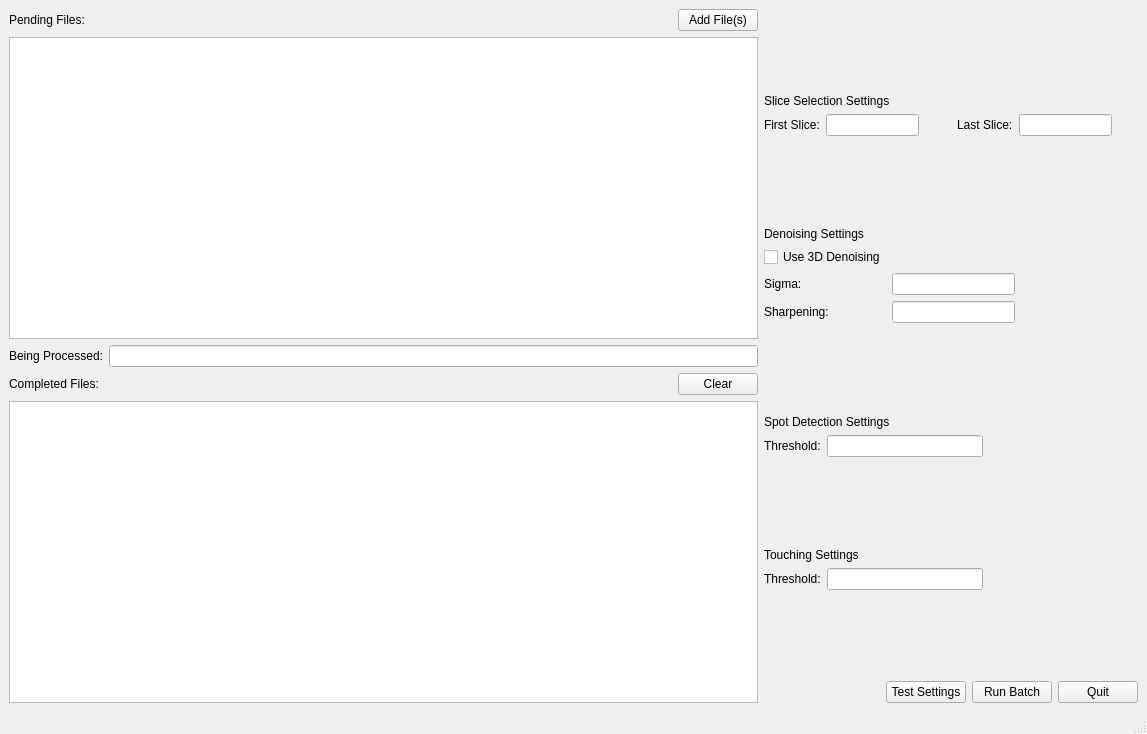
Above: findSpotsTool.ui from StathopoulosLab/find_spots before the change. Below: the same form after it.
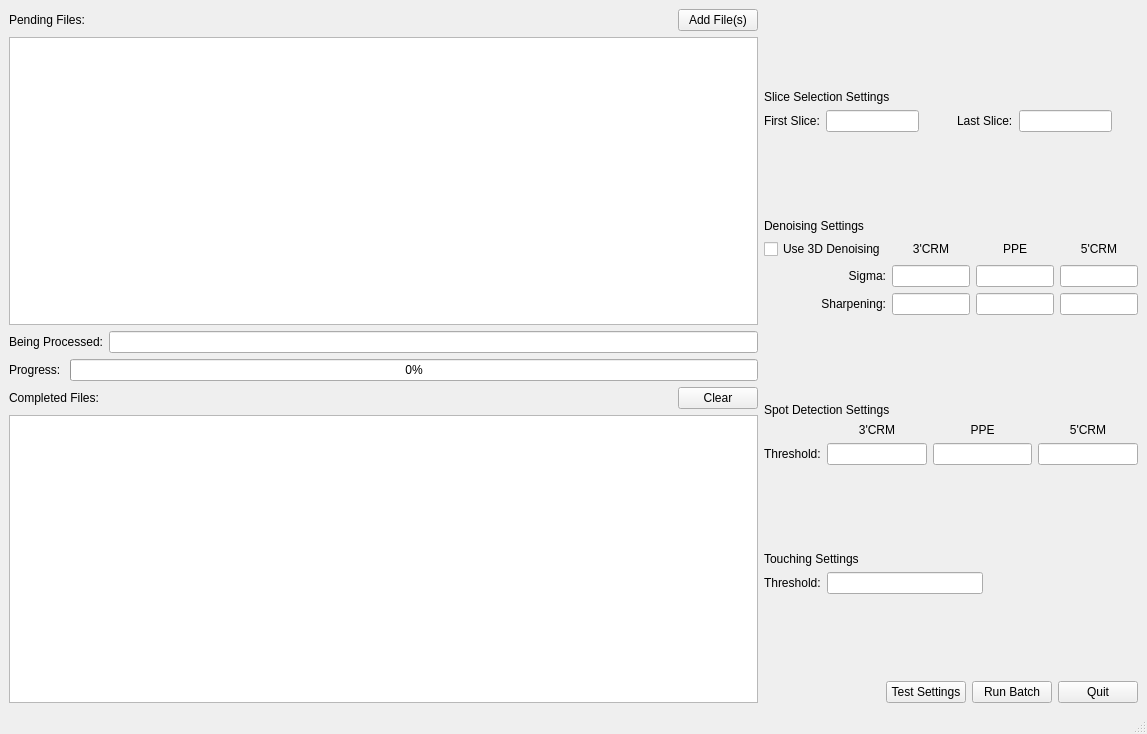
That is the form after the change.

```diff
--- a/findSpotsTool.ui
+++ b/findSpotsTool.ui
@@ -69,6 +69,24 @@
         </item>
        </layout>
       </item>
+      <item>
+       <layout class="QHBoxLayout" name="progressBarHorizontalLayout">
+        <item>
+         <widget class="QLabel" name="progressBarLabel">
+          <property name="text">
+           <string>Progress: </string>
+          </property>
+         </widget>
+        </item>
+        <item>
+         <widget class="QProgressBar" name="progressBar">
+          <property name="value">
+           <number>0</number>
+          </property>
+         </widget>
+        </item>
+       </layout>
+      </item>
       <item>
        <layout class="QHBoxLayout" name="completedFilesHorizontalLayout">
         <item>
@@ -207,11 +225,14 @@
           </property>
          </widget>
         </item>
-        <item row="3" column="0">
+        <item row="4" column="0">
          <widget class="QLabel" name="sharpenLabel">
           <property name="text">
            <string>Sharpening:</string>
           </property>
+          <property name="alignment">
+           <set>Qt::AlignRight|Qt::AlignTrailing|Qt::AlignVCenter</set>
+          </property>
          </widget>
         </item>
         <item row="1" column="0">
@@ -221,65 +242,87 @@
           </property>
          </widget>
         </item>
-        <item row="2" column="0">
+        <item row="1" column="2">
+         <widget class="QLabel" name="denoisePPELabel">
+          <property name="text">
+           <string>PPE</string>
+          </property>
+          <property name="alignment">
+           <set>Qt::AlignCenter</set>
+          </property>
+         </widget>
+        </item>
+        <item row="3" column="2">
+         <widget class="QLineEdit" name="sigmaPPELineEdit">
+          <property name="alignment">
+           <set>Qt::AlignCenter</set>
+          </property>
+         </widget>
+        </item>
+        <item row="3" column="0">
          <widget class="QLabel" name="sigmaLabel">
           <property name="text">
            <string>Sigma:</string>
           </property>
-         </widget>
-        </item>
-        <item row="3" column="1">
-         <widget class="QLineEdit" name="sharpenLineEdit">
           <property name="alignment">
-           <set>Qt::AlignCenter</set>
+           <set>Qt::AlignRight|Qt::AlignTrailing|Qt::AlignVCenter</set>
           </property>
          </widget>
         </item>
         <item row="1" column="1">
-         <spacer name="horizontalSpacer_2">
-          <property name="orientation">
-           <enum>Qt::Horizontal</enum>
+         <widget class="QLabel" name="denoise3CRMLabel">
+          <property name="text">
+           <string>3'CRM</string>
           </property>
-          <property name="sizeHint" stdset="0">
-           <size>
-            <width>40</width>
-            <height>20</height>
-           </size>
+          <property name="alignment">
+           <set>Qt::AlignCenter</set>
           </property>
-         </spacer>
+         </widget>
         </item>
-        <item row="2" column="1">
-         <widget class="QLineEdit" name="lineEdit">
+        <item row="4" column="1">
+         <widget class="QLineEdit" name="sharpen3CRMLineEdit">
           <property name="alignment">
            <set>Qt::AlignCenter</set>
           </property>
          </widget>
         </item>
-        <item row="2" column="2">
-         <spacer name="sigmaHorizontalSpacer">
-          <property name="orientation">
-           <enum>Qt::Horizontal</enum>
+        <item row="3" column="1">
+         <widget class="QLineEdit" name="sigma3CRMLineEdit">
+          <property name="alignment">
+           <set>Qt::AlignCenter</set>
           </property>
-          <property name="sizeHint" stdset="0">
-           <size>
-            <width>40</width>
-            <height>20</height>
-           </size>
+         </widget>
+        </item>
+        <item row="4" column="2">
+         <widget class="QLineEdit" name="sharpenPPELineEdit">
+          <property name="alignment">
+           <set>Qt::AlignCenter</set>
           </property>
-         </spacer>
+         </widget>
         </item>
-        <item row="3" column="2">
-         <spacer name="sharpenHorizontalSpacer">
-          <property name="orientation">
-           <enum>Qt::Horizontal</enum>
+        <item row="4" column="3">
+         <widget class="QLineEdit" name="sharpen5CRMLineEdit">
+          <property name="alignment">
+           <set>Qt::AlignCenter</set>
           </property>
-          <property name="sizeHint" stdset="0">
-           <size>
-            <width>40</width>
-            <height>20</height>
-           </size>
+         </widget>
+        </item>
+        <item row="3" column="3">
+         <widget class="QLineEdit" name="sigma5CRMLineEdit">
+          <property name="alignment">
+           <set>Qt::AlignCenter</set>
           </property>
-         </spacer>
+         </widget>
+        </item>
+        <item row="1" column="3">
+         <widget class="QLabel" name="denoise5CRMLabel">
+          <property name="text">
+           <string>5'CRM</string>
+          </property>
+          <property name="alignment">
+           <set>Qt::AlignCenter</set>
+          </property>
+         </widget>
         </item>
        </layout>
       </item>
@@ -298,15 +341,21 @@
       </item>
       <item>
        <layout class="QGridLayout" name="spotDetectionGridLayout">
-        <item row="1" column="0">
-         <widget class="QLabel" name="spotDetectionThresholdLabel">
+        <item row="2" column="3">
+         <widget class="QLabel" name="spotDetection5CRMLabel">
           <property name="text">
-           <string>Threshold:</string>
+           <string>5'CRM</string>
+          </property>
+          <property name="alignment">
+           <set>Qt::AlignCenter</set>
           </property>
          </widget>
         </item>
-        <item row="1" column="1">
-         <widget class="QLineEdit" name="spotDetectionThresholdLineEdit">
+        <item row="2" column="2">
+         <widget class="QLabel" name="spotDetectionPPELabel">
+          <property name="text">
+           <string>PPE</string>
+          </property>
           <property name="alignment">
            <set>Qt::AlignCenter</set>
           </property>
@@ -319,18 +368,43 @@
           </property>
          </widget>
         </item>
-        <item row="1" column="2">
-         <spacer name="spotDetectionThresholdHorizontalSpacer">
-          <property name="orientation">
-           <enum>Qt::Horizontal</enum>
+        <item row="3" column="2">
+         <widget class="QLineEdit" name="spotDetectionPPEThresholdLineEdit">
+          <property name="alignment">
+           <set>Qt::AlignCenter</set>
           </property>
-          <property name="sizeHint" stdset="0">
-           <size>
-            <width>40</width>
-            <height>20</height>
-           </size>
+         </widget>
+        </item>
+        <item row="2" column="1">
+         <widget class="QLabel" name="spotDetection3CRMLabel">
+          <property name="text">
+           <string>3'CRM</string>
           </property>
-         </spacer>
+          <property name="alignment">
+           <set>Qt::AlignCenter</set>
+          </property>
+         </widget>
+        </item>
+        <item row="3" column="1">
+         <widget class="QLineEdit" name="spotDetection3CRMThresholdLineEdit">
+          <property name="alignment">
+           <set>Qt::AlignCenter</set>
+          </property>
+         </widget>
+        </item>
+        <item row="3" column="3">
+         <widget class="QLineEdit" name="spotDetection5CRMThresholdLineEdit">
+          <property name="alignment">
+           <set>Qt::AlignCenter</set>
+          </property>
+         </widget>
+        </item>
+        <item row="3" column="0">
+         <widget class="QLabel" name="spotDetectionThresholdLabel">
+          <property name="text">
+           <string>Threshold:</string>
+          </property>
+         </widget>
         </item>
        </layout>
       </item>
```
Left out of the diff: 14 changed lines with no effect on the pictures.
